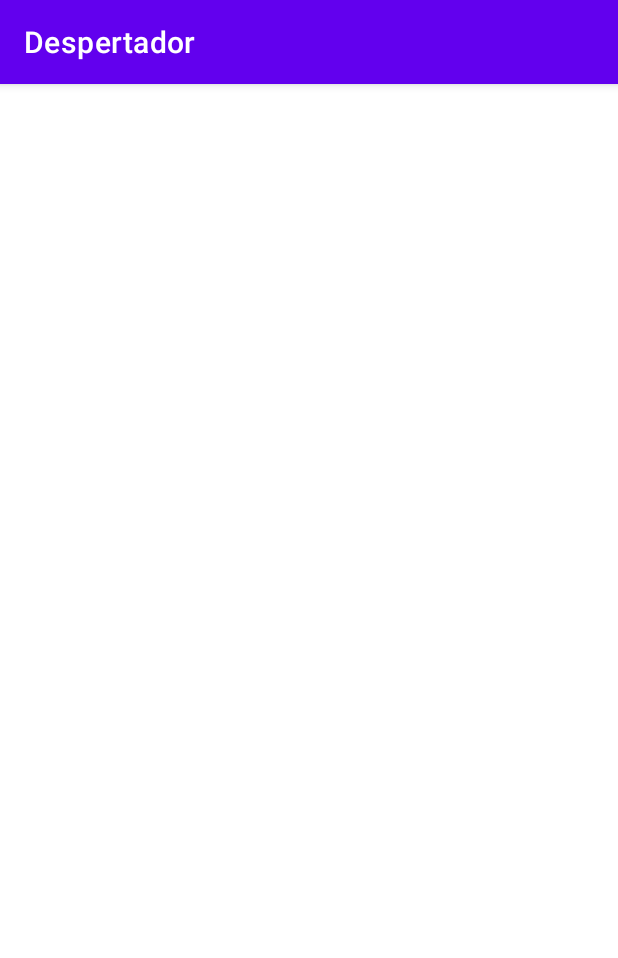
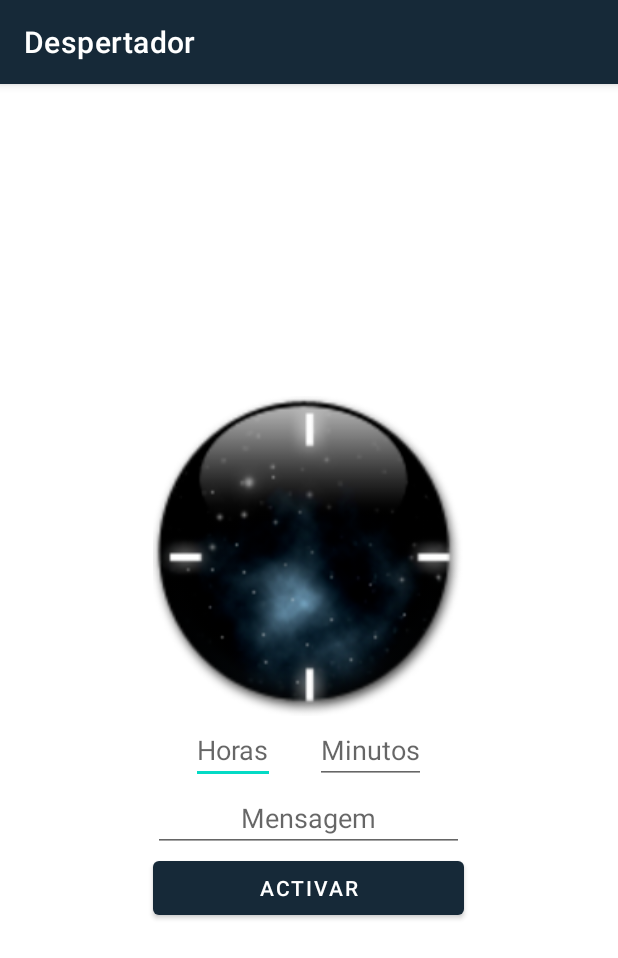
Before and after one commit to BenildoMorais/Despertador, an Android app: the screen it shows after launch (MainActivity), on a phone screen of 412 x 824 dp. Shown: the top 958 px of the screen. Run offline under Robolectric (Android 15) with nearby library versions, the phone set to English and light mode, and no system bars.

Commit message:
editando o xml

```diff
--- a/app/src/main/AndroidManifest.xml
+++ b/app/src/main/AndroidManifest.xml
@@ -1,6 +1,8 @@
 <?xml version="1.0" encoding="utf-8"?>
 <manifest xmlns:android="http://schemas.android.com/apk/res/android"
     xmlns:tools="http://schemas.android.com/tools">
+
+    <uses-permission android:name="com.android.alarm.permission.SET_ALARM" />
 
     <application
         android:allowBackup="true"
--- a/app/src/main/res/layout/activity_main.xml
+++ b/app/src/main/res/layout/activity_main.xml
@@ -4,8 +4,52 @@
     xmlns:tools="http://schemas.android.com/tools"
     android:layout_width="match_parent"
     android:layout_height="match_parent"
+    android:gravity="center"
+    android:orientation="vertical"
     tools:context=".MainActivity">
 
 
+    <ImageView
+        android:layout_width="207dp"
+        android:layout_height="213dp"
+        android:background="@drawable/Clock"/>
+
+    <LinearLayout
+        android:layout_width="match_parent"
+        android:layout_height="wrap_content"
+        android:orientation="horizontal"
+        android:gravity="center">
+
+        <EditText
+            android:layout_width="wrap_content"
+            android:layout_height="wrap_content"
+            android:hint="Horas"
+            android:inputType="number"
+            android:layout_marginHorizontal="20px"
+            />
+
+        <EditText
+            android:layout_width="wrap_content"
+            android:layout_height="wrap_content"
+            android:hint="Minutos"
+            android:inputType="number"
+            android:layout_marginHorizontal="20px"
+            />
+
+    </LinearLayout>
+
+        <EditText
+            android:layout_width="207dp"
+            android:layout_height="wrap_content"
+            android:hint="Mensagem"
+           android:textAlignment="center"
+            />
+
+    <Button
+        android:layout_width="207dp"
+        android:layout_height="wrap_content"
+        android:text="Activar"
+        />
+
 
 </LinearLayout>
--- a/app/src/main/res/values/colors.xml
+++ b/app/src/main/res/values/colors.xml
@@ -1,8 +1,8 @@
 <?xml version="1.0" encoding="utf-8"?>
 <resources>
-    <color name="purple_200">#FFBB86FC</color>
-    <color name="purple_500">#FF6200EE</color>
-    <color name="purple_700">#FF3700B3</color>
+    <color name="purple_200">#000000</color>
+    <color name="purple_500">#162938</color>
+    <color name="purple_700">#0F0F0F</color>
     <color name="teal_200">#FF03DAC5</color>
     <color name="teal_700">#FF018786</color>
     <color name="black">#FF000000</color>
```
Also changed, not shown: app/src/main/res/drawable/Clock.png (added).
